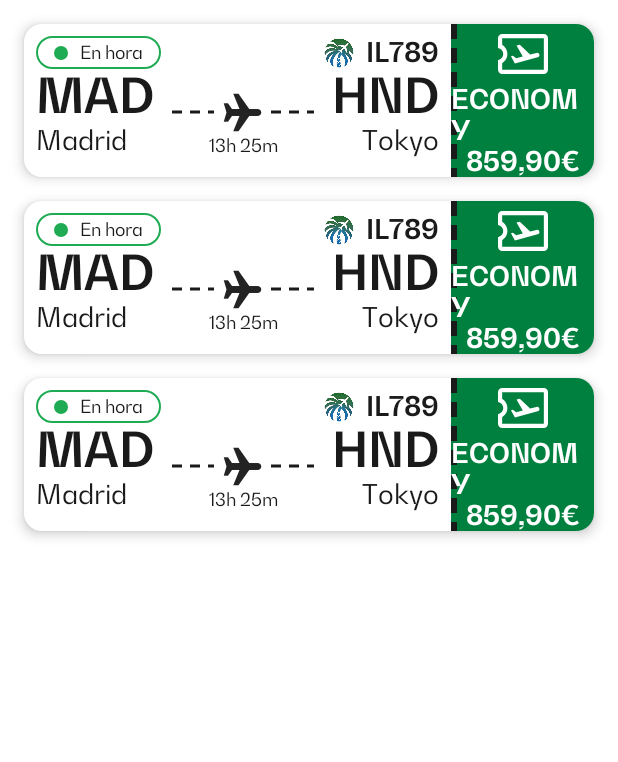
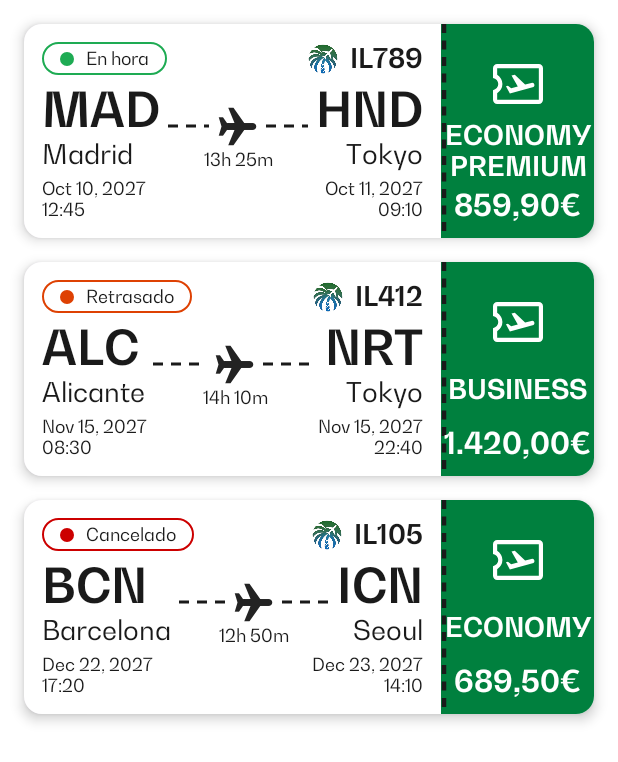
Before and after one commit to CarlostcDev/ilicitan-airlines, an Android app built with Jetpack Compose: the @Preview function FlightCardPreview, on a phone screen of 412 x 824 dp. Shown: the top 762 px of the screen. Run offline under Robolectric (Android 15) with nearby library versions, the phone set to English and light mode, and no system bars.

Commit message:
feat(mobile): add FlightCard component

```diff
--- a/mobile/app/src/main/java/com/carlostcdev/ilicitanairlines/IlicitanAirlinesApp.kt
+++ b/mobile/app/src/main/java/com/carlostcdev/ilicitanairlines/IlicitanAirlinesApp.kt
@@ -11,6 +11,7 @@ import androidx.compose.ui.graphics.Color
 import androidx.compose.ui.res.stringResource
 import androidx.compose.ui.tooling.preview.Preview
 import com.carlostcdev.ilicitanairlines.ui.components.FlightCard
+import com.carlostcdev.ilicitanairlines.ui.enums.StatusTextType
 import com.carlostcdev.ilicitanairlines.ui.theme.AppTextSizes
 import com.carlostcdev.ilicitanairlines.ui.theme.IlicitanAirlinesTheme
 import com.carlostcdev.ilicitanairlines.ui.theme.IlicitanColors
@@ -30,9 +31,22 @@ fun IlicitanAirlinesApp() {
                     color = IlicitanColors.Text.defaultPrimary,
                     fontSize = AppTextSizes.xxLarge
                 )
-
                 FlightCard(
-                    onClick = { }
+                    statusText = "En hora",
+                    statusType = StatusTextType.SUCCESS,
+                    iataCode = "IL789",
+                    originCode = "MAD",
+                    originCity = "Madrid",
+                    destinationCode = "HND",
+                    destinationCity = "Tokyo",
+                    duration = "13h 25m",
+                    cabinClass = "ECONOMY PREMIUM",
+                    departureDate = "Oct 10, 2027",
+                    departureTime = "12:45",
+                    arrivalDate = "Oct 11, 2027",
+                    arrivalTime = "09:10",
+                    price = "859,90€",
+                    onClick = {}
                 )
             }
         }
@@ -41,4 +55,4 @@ fun IlicitanAirlinesApp() {
 
 @Preview(showBackground = true, showSystemUi = true)
 @Composable
-fun IlicitanAirlinesAppPreview() = IlicitanAirlinesApp()
+private fun IlicitanAirlinesAppPreview() = IlicitanAirlinesApp()
--- a/mobile/app/src/main/java/com/carlostcdev/ilicitanairlines/ui/components/FlightCard.kt
+++ b/mobile/app/src/main/java/com/carlostcdev/ilicitanairlines/ui/components/FlightCard.kt
@@ -22,6 +22,9 @@ import androidx.compose.ui.graphics.PathEffect
 import androidx.compose.ui.graphics.StrokeCap
 import androidx.compose.ui.res.painterResource
 import androidx.compose.ui.text.font.FontWeight
+import androidx.compose.ui.text.style.TextAlign
+import androidx.compose.ui.text.toUpperCase
+import androidx.compose.ui.tooling.preview.Devices
 import androidx.compose.ui.tooling.preview.Preview
 import androidx.compose.ui.unit.dp
 import com.carlostcdev.ilicitanairlines.R
@@ -30,9 +33,26 @@ import com.carlostcdev.ilicitanairlines.ui.theme.AppSpacing
 import com.carlostcdev.ilicitanairlines.ui.theme.AppTextSizes
 import com.carlostcdev.ilicitanairlines.ui.theme.IlicitanAirlinesTheme
 import com.carlostcdev.ilicitanairlines.ui.theme.IlicitanColors
+import java.util.Locale
+import java.util.Locale.getDefault
+import androidx.compose.ui.platform.LocalLocale
 
 @Composable
 fun FlightCard(
+    statusText: String,
+    statusType: StatusTextType,
+    iataCode: String,
+    originCode: String,
+    originCity: String,
+    destinationCode: String,
+    destinationCity: String,
+    duration: String,
+    cabinClass: String,
+    departureDate: String,
+    departureTime: String,
+    arrivalDate: String,
+    arrivalTime: String,
+    price: String,
     onClick: () -> Unit,
     modifier: Modifier = Modifier
 ) {
@@ -48,8 +68,9 @@ fun FlightCard(
         ) {
             Column(
                 horizontalAlignment = Alignment.CenterHorizontally,
+                verticalArrangement = Arrangement.spacedBy(5.dp),
                 modifier = Modifier
-                    .padding(AppSpacing.small)
+                    .padding(AppSpacing.smallMedium)
                     .weight(3f)
             ) {
                 Row(
@@ -58,24 +79,51 @@ fun FlightCard(
                     modifier = Modifier.fillMaxWidth()
                 ) {
                     StatusText(
-                        "En hora",
-                        StatusTextType.SUCCESS
+                        text = statusText,
+                        status = statusType
                     )
                     IataFlight(
-                        "789"
+                        iataCode = iataCode
                     )
                 }
                 FlightRouteTimeline(
-                    originCode = "MAD",
-                    originCity = "Madrid",
-                    destinationCode = "HND",
-                    destinationCity = "Tokyo",
-                    duration = "13h 25m"
+                    originCode = originCode.trim().uppercase(Locale.ROOT),
+                    originCity = originCity,
+                    destinationCode = destinationCode.trim().uppercase(Locale.ROOT),
+                    destinationCity = destinationCity,
+                    duration = duration
                 )
+                Row(
+                    modifier = modifier.fillMaxWidth(),
+                    horizontalArrangement = Arrangement.SpaceBetween
+                ) {
+                    Column {
+                        Text(
+                            text = departureDate,
+                            fontSize = AppTextSizes.xSmall
+                        )
+                        Text(
+                            text = departureTime,
+                            fontSize = AppTextSizes.xSmall
+                        )
+                    }
+                    Column(
+                        horizontalAlignment = Alignment.End
+                    ) {
+                        Text(
+                            text = arrivalDate,
+                            fontSize = AppTextSizes.xSmall
+                        )
+                        Text(
+                            text = arrivalTime,
+                            fontSize = AppTextSizes.xSmall
+                        )
+                    }
+                }
             }
             Column(
                 modifier = Modifier
-                    .weight(1f)
+                    .weight(1.1f)
                     .fillMaxHeight()
                     .background(IlicitanColors.Surface.defaultSecondary)
                     .drawBehind {
@@ -83,38 +131,43 @@ fun FlightCard(
                             color = IlicitanColors.Text.defaultPrimary,
                             start = Offset(2.dp.toPx(), 0f),
                             end = Offset(2.dp.toPx(), size.height),
-                            strokeWidth = 4.dp.toPx(),
+                            strokeWidth = 3.dp.toPx(),
                             cap = StrokeCap.Butt,
-                            pathEffect = PathEffect.dashPathEffect(
-                                floatArrayOf(10.dp.toPx(), 6.dp.toPx())
-                            )
+                            pathEffect = PathEffect.dashPathEffect(floatArrayOf(6.dp.toPx(), 5.dp.toPx()))
                         )
                     },
-                horizontalAlignment = Alignment.CenterHorizontally
+                horizontalAlignment = Alignment.CenterHorizontally,
+                verticalArrangement = Arrangement.SpaceBetween
             ) {
                 Icon(
                     painter = painterResource(R.drawable.ic_flight_ticket),
                     contentDescription = null,
-                    tint = IlicitanColors.Icon.defaultSecondary
+                    tint = IlicitanColors.Icon.defaultSecondary,
+                    modifier = Modifier.padding(top = 20.dp)
                 )
                 Text(
-                    text = "ECONOMY",
+                    text = cabinClass.trim().replace(" ", "\n"),
                     fontSize = AppTextSizes.large,
                     fontWeight = FontWeight.Bold,
-                    color = IlicitanColors.Text.defaultSecondary
+                    color = IlicitanColors.Text.defaultSecondary,
+                    textAlign = TextAlign.Center,
+                    softWrap = false
                 )
                 Text(
-                    text = "859,90€",
-                    fontSize = AppTextSizes.large,
+                    text = price.trim(),
+                    fontSize = AppTextSizes.xLarge,
                     fontWeight = FontWeight.Bold,
-                    color = IlicitanColors.Text.defaultSecondary
+                    color = IlicitanColors.Text.defaultSecondary,
+                    modifier = Modifier.padding(bottom = 10.dp),
+                    maxLines = 1,
+                    softWrap = false
                 )
             }
         }
     }
 }
 
-@Preview(showBackground = true)
+@Preview(showBackground = true, device = Devices.PIXEL_9_PRO_XL)
 @Composable
 private fun FlightCardPreview() {
     IlicitanAirlinesTheme {
@@ -123,15 +176,56 @@ private fun FlightCardPreview() {
             modifier = Modifier.padding(AppSpacing.medium)
         ) {
             FlightCard(
-                onClick = { }
+                statusText = "En hora",
+                statusType = StatusTextType.SUCCESS,
+                iataCode = "IL789",
+                originCode = "MAD",
+                originCity = "Madrid",
+                destinationCode = "HND",
+                destinationCity = "Tokyo",
+                duration = "13h 25m",
+                cabinClass = "ECONOMY PREMIUM",
+                departureDate = "Oct 10, 2027",
+                departureTime = "12:45",
+                arrivalDate = "Oct 11, 2027",
+                arrivalTime = "09:10",
+                price = "859,90€",
+                onClick = {}
             )
             FlightCard(
-                onClick = { }
+                statusText = "Retrasado",
+                statusType = StatusTextType.WARN,
+                iataCode = "IL412",
+                originCode = "ALC",
+                originCity = "Alicante",
+                destinationCode = "NRT",
+                destinationCity = "Tokyo",
+                duration = "14h 10m",
+                cabinClass = "BUSINESS",
+                departureDate = "Nov 15, 2027",
+                departureTime = "08:30",
+                arrivalDate = "Nov 15, 2027",
+                arrivalTime = "22:40",
+                price = "1.420,00€",
+                onClick = {}
             )
             FlightCard(
-                onClick = { }
+                statusText = "Cancelado",
+                statusType = StatusTextType.ALERT,
+                iataCode = "IL105",
+                originCode = "BCN",
+                originCity = "Barcelona",
+                destinationCode = "ICN",
+                destinationCity = "Seoul",
+                duration = "12h 50m",
+                cabinClass = "ECONOMY",
+                departureDate = "Dec 22, 2027",
+                departureTime = "17:20",
+                arrivalDate = "Dec 23, 2027",
+                arrivalTime = "14:10",
+                price = "689,50€",
+                onClick = {}
             )
         }
     }
-
 }
--- a/mobile/app/src/main/java/com/carlostcdev/ilicitanairlines/ui/components/FlightRouteTimeline.kt
+++ b/mobile/app/src/main/java/com/carlostcdev/ilicitanairlines/ui/components/FlightRouteTimeline.kt
@@ -53,7 +53,8 @@ fun FlightRouteTimeline(
         Column(
             modifier = Modifier
                 .weight(1f)
-                .padding(horizontal = 12.dp),
+                .padding(horizontal = 5.dp)
+                .fillMaxWidth(),
             horizontalAlignment = Alignment.CenterHorizontally
         ) {
             Row(
--- a/mobile/app/src/main/java/com/carlostcdev/ilicitanairlines/ui/components/IataFlight.kt
+++ b/mobile/app/src/main/java/com/carlostcdev/ilicitanairlines/ui/components/IataFlight.kt
@@ -33,7 +33,7 @@ fun IataFlight(
             modifier = Modifier.size(20.dp)
         )
         Text(
-            text = "IL$iataCode",
+            text = iataCode,
             fontWeight = FontWeight.Bold,
             fontSize = AppTextSizes.large
         )
```
